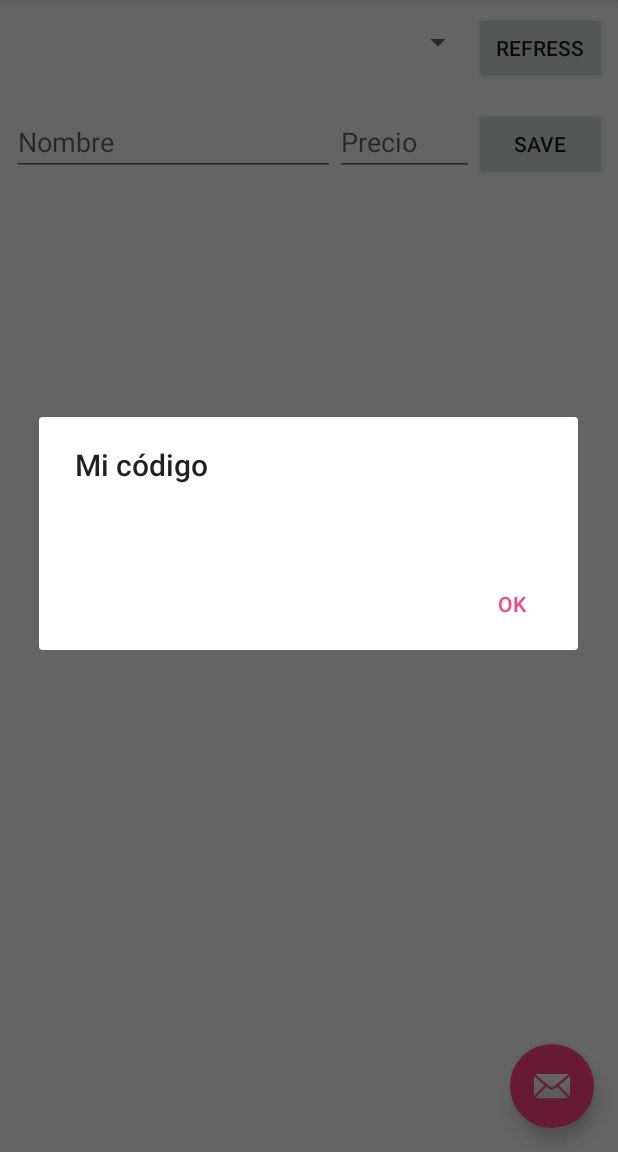
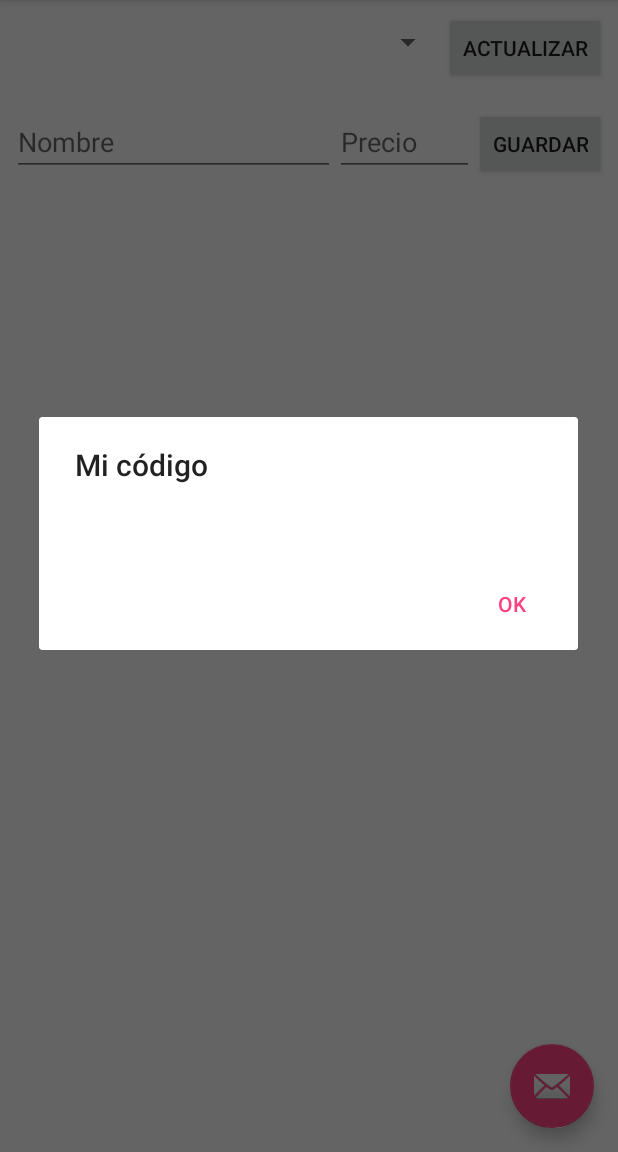
Before and after one commit to Voraah/PlantillaMenuDeComidas, an Android app: the screen it shows after launch (ComidaListActivity), after a tap on an icon or button, on a phone screen of 412 x 824 dp, the part 84-1236 px from its top. Run offline under Robolectric (Android 15) with nearby library versions, the phone set to English and light mode, and no system bars; our stand-ins replace ButterKnife, Firebase (no records; nobody signed in at launch, a user with empty details on screens opened directly).

Commit message:
Firebase Course

```diff
--- a/app/src/main/res/layout/activity_comida_list.xml
+++ b/app/src/main/res/layout/activity_comida_list.xml
@@ -5,7 +5,7 @@
     android:layout_width="match_parent"
     android:layout_height="match_parent"
     android:fitsSystemWindows="true"
-    tools:context="com.alain.cursos.menudecomidasbasic.marketlist.alain.cursos.menudecomidasbasic.ComidaListActivity">
+    tools:context="marketlist.rarl.cursos.menudecomidasbasic.ComidaListActivity">
 
     <com.google.android.material.appbar.AppBarLayout
         android:id="@+id/app_bar"
@@ -49,7 +49,7 @@
                 android:id="@+id/btnActualizarSpinner"
                 android:layout_width="wrap_content"
                 android:layout_height="wrap_content"
-                android:text="Refress"/>
+                android:text="Actualizar"/>
 
         </LinearLayout>
 
@@ -82,7 +82,7 @@
                     android:layout_width="wrap_content"
                     android:layout_height="wrap_content"
                     android:minWidth="88dp"
-                    android:text="Save"/>
+                    android:text="Guardar"/>
 
             </LinearLayout>
 
--- a/app/src/main/res/layout/comida_list_content.xml
+++ b/app/src/main/res/layout/comida_list_content.xml
@@ -26,6 +26,6 @@
         android:id="@+id/btnBorrar"
         android:layout_width="wrap_content"
         android:layout_height="wrap_content"
-        android:text="Delete"/>
+        android:text="Borrar"/>
 
 </LinearLayout>
```
